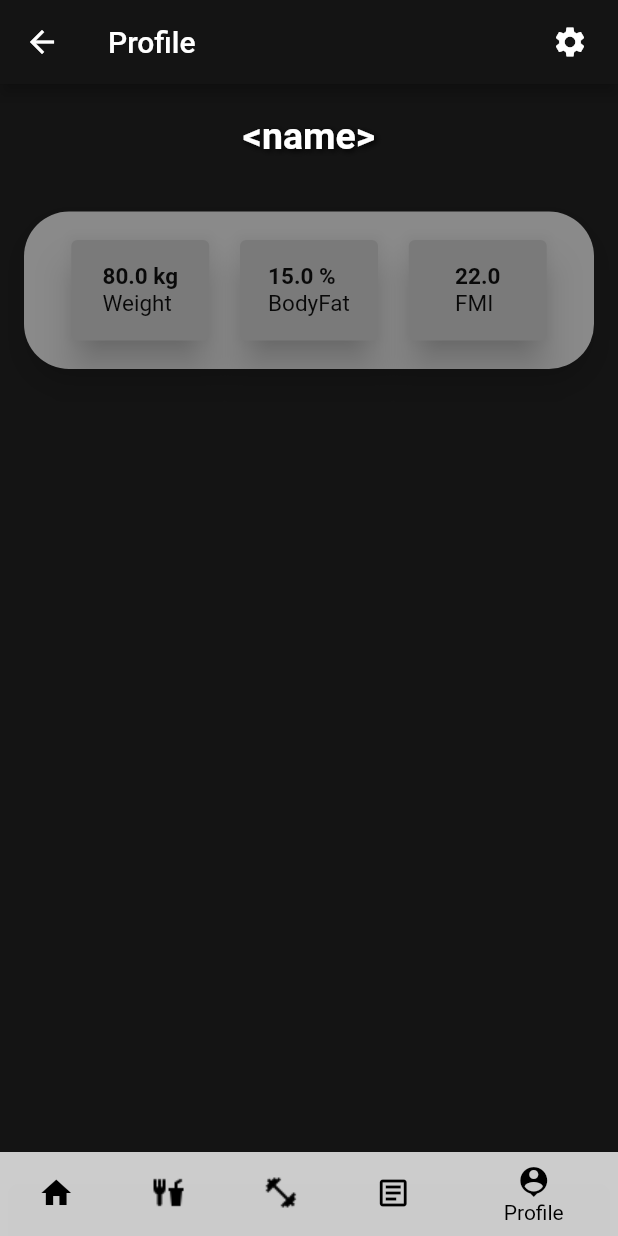
After one commit to samuzaffar99/WorkoutTracker, a Flutter app: the Profile screen opened directly, on a phone screen of 412 x 824 dp. The commit adds this screen. Run offline on Flutter 3.47's test engine with Material 2 defaults, Android fonts, the phone set to English and light mode, and no system bars; our stand-ins replace dio, mask_text_input_formatter, pie_chart; missing offline and left inert: flutter_launcher_icons, mongo_dart.

Commit message:
pages update
fixed nav
added pages

```diff
--- /dev/null
+++ b/idk/workout_tracker_app/lib/pages/ui_profile.dart
@@ -0,0 +1,156 @@
+import 'dart:math';
+
+import 'package:flutter/material.dart';
+import 'package:workout_tracker_app/pages/ui_home.dart';
+
+class Profile extends StatefulWidget {
+  @override
+  _ProfileState createState() => _ProfileState();
+}
+
+class _ProfileState extends State<Profile> {
+  @override
+  Widget build(BuildContext context) {
+    int index = 4;
+    return SafeArea(
+      child: Scaffold(
+        backgroundColor: Color(0xFF141414),
+        appBar: AppBar(
+          backgroundColor: Color(0xFF141414),
+          title: Text("Profile"),
+          actions: [
+            Padding(
+                padding: EdgeInsets.only(right: 20.0),
+                child: GestureDetector(
+                  onTap: () {},
+                  child: Icon(Icons.settings),
+                )),
+          ],
+        ),
+        bottomNavigationBar: Theme(
+          data: Theme.of(context).copyWith(
+            canvasColor: Colors.white.withAlpha(200),
+          ),
+          child: NavigationBar(index),
+        ),
+        body: ListView(
+          children: [
+            SizedBox(height: 20),
+            Text(
+              '<name>',
+              textAlign: TextAlign.center,
+              style: TextStyle(
+                fontSize: 25,
+                color: Colors.white,
+                fontWeight: FontWeight.bold,
+                shadows: <Shadow>[
+                  Shadow(
+                      offset: Offset(1.5, 1.5),
+                      blurRadius: 5.0,
+                      color: Color.fromARGB(255, 0, 0, 0))
+                ],
+              ),
+            ),
+            SizedBox(height: 20),
+            Opacity(
+              opacity: 0.5,
+              child: Card(
+                shape: RoundedRectangleBorder(
+                  borderRadius: BorderRadius.circular(30),
+                ),
+                elevation: 5,
+                margin: EdgeInsets.fromLTRB(16.0, 16.0, 16.0, 0),
+                child: Padding(
+                  padding: const EdgeInsets.all(15.0),
+                  child: Row(
+                    mainAxisAlignment: MainAxisAlignment.spaceEvenly,
+                    children: [
+                      Container(
+                        height: 75,
+                        width: 100,
+                        child: Card(
+                          color: Colors.grey[300],
+                          elevation: 10,
+                          child: Center(
+                            child: RichText(
+                              text: TextSpan(
+                                  style: TextStyle(
+                                    fontSize: 15,
+                                    color: Colors.black,
+                                  ),
+                                  children: [
+                                    TextSpan(
+                                        text: "80.0 kg\n",
+                                        style: TextStyle(
+                                            fontWeight: FontWeight.bold)),
+                                    TextSpan(
+                                      text: "Weight",
+                                    )
+                                  ]),
+                            ),
+                          ),
+                        ),
+                      ),
+                      Container(
+                        height: 75,
+                        width: 100,
+                        child: Card(
+                          color: Colors.grey[300],
+                          elevation: 10,
+                          child: Center(
+                            child: RichText(
+                              text: TextSpan(
+                                  style: TextStyle(
+                                    fontSize: 15,
+                                    color: Colors.black,
+                                  ),
+                                  children: [
+                                    TextSpan(
+                                        text: "15.0 %\n",
+                                        style: TextStyle(
+                                            fontWeight: FontWeight.bold)),
+                                    TextSpan(
+                                      text: "BodyFat",
+                                    )
+                                  ]),
+                            ),
+                          ),
+                        ),
+                      ),
+                      Container(
+                        height: 75,
+                        width: 100,
+                        child: Card(
+                          color: Colors.grey[300],
+                          elevation: 10,
+                          child: Center(
+                            child: RichText(
+                              text: TextSpan(
+                                  style: TextStyle(
+                                    fontSize: 15,
+                                    color: Colors.black,
+                                  ),
+                                  children: [
+                                    TextSpan(
+                                        text: "22.0\n",
+                                        style: TextStyle(
+                                            fontWeight: FontWeight.bold)),
+                                    TextSpan(
+                                      text: "FMI",
+                                    )
+                                  ]),
+                            ),
+                          ),
+                        ),
+                      ),
+                    ],
+                  ),
+                ),
+              ),
+            ),
+          ],
+        ),
+      ),
+    );
+  }
+}
```
Also changed, not shown: idk/workout_tracker_app/lib/pages/log.dart (added, +43 -0 lines), idk/workout_tracker_app/lib/pages/ui_diet.dart (added, +43 -0 lines), idk/workout_tracker_app/lib/pages/ui_home.dart (+118 -81 lines), idk/workout_tracker_app/lib/pages/ui_workout.dart (added, +44 -0 lines).
